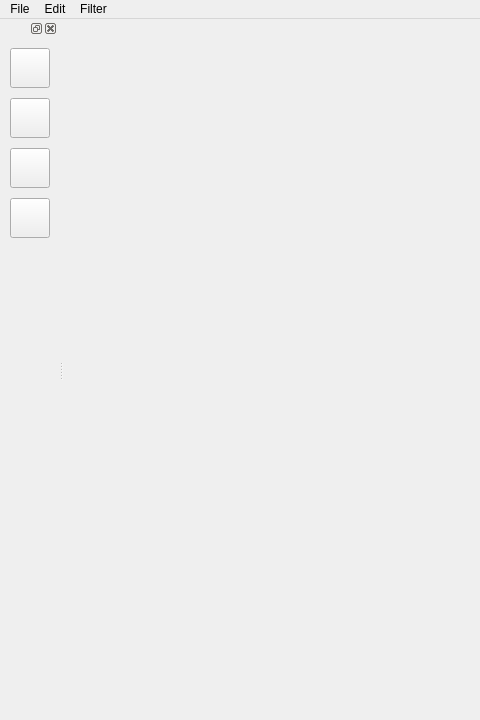
Before: the Qt Designer form mainwindow.ui in alexmk92/ImageShop, drawn with Qt 5; both pictures show x 0 to 480 and y 0 to 720 of the 1280 by 720 pixel window.
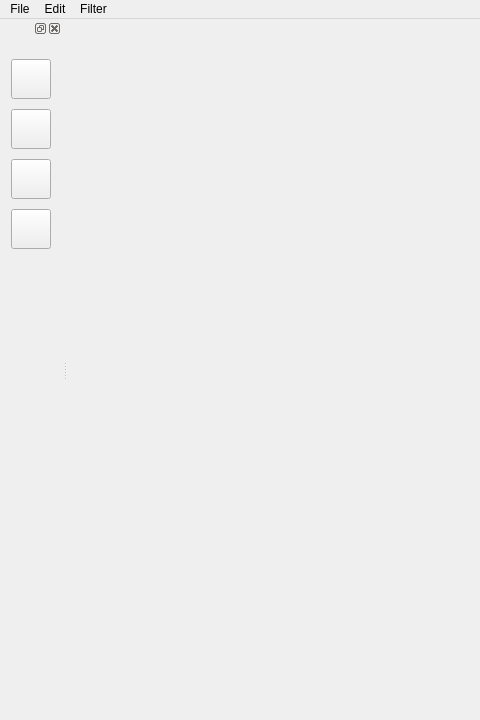
After: the same form once the commit is applied. Icons and pictures are not drawn.

```diff
--- a/mainwindow.ui
+++ b/mainwindow.ui
@@ -67,15 +67,9 @@
     <property name="styleSheet">
      <string notr="true">s</string>
     </property>
+    <layout class="QGridLayout" name="gridLayout">
+     <item row="0" column="0">
     <widget class="QWidget" name="widget" native="true">
-     <property name="geometry">
-      <rect>
-       <x>10</x>
-       <y>0</y>
-       <width>40</width>
-       <height>674</height>
-      </rect>
-     </property>
      <property name="minimumSize">
       <size>
        <width>40</width>
@@ -94,6 +88,12 @@
         <height>40</height>
        </rect>
       </property>
+        <property name="sizePolicy">
+         <sizepolicy hsizetype="Minimum" vsizetype="Fixed">
+          <horstretch>10</horstretch>
+          <verstretch>10</verstretch>
+         </sizepolicy>
+        </property>
       <property name="minimumSize">
        <size>
         <width>40</width>
@@ -208,6 +208,8 @@
       </property>
      </widget>
     </widget>
+     </item>
+    </layout>
    </widget>
   </widget>
   <action name="cmdOpen">
```
Left out of the diff: 6 changed lines with no effect on the pictures. Lines whose indentation alone changed are shown as unchanged.
